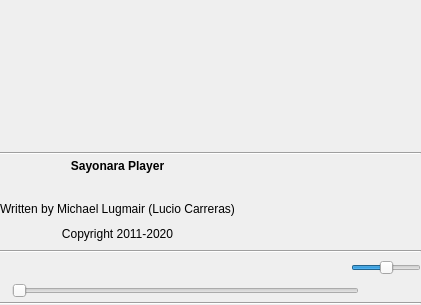
Inferno214221/sayonara-player, file src/Gui/Player/GUI_ControlsNew.ui: the form before one commit.
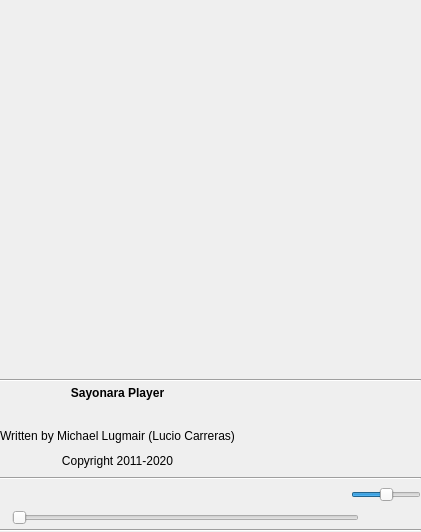
The form after the commit. Icons and pictures are not drawn. Custom widgets are drawn as their Qt base class.

The edit to the form file:
```diff
--- a/src/Gui/Player/GUI_ControlsNew.ui
+++ b/src/Gui/Player/GUI_ControlsNew.ui
@@ -7,7 +7,7 @@
     <x>0</x>
     <y>0</y>
     <width>421</width>
-    <height>305</height>
+    <height>532</height>
    </rect>
   </property>
   <property name="windowTitle">
```
